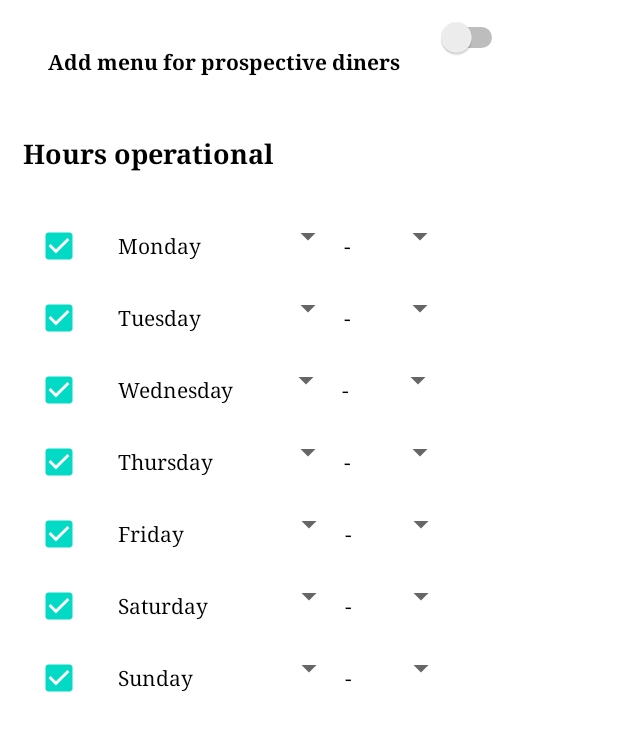
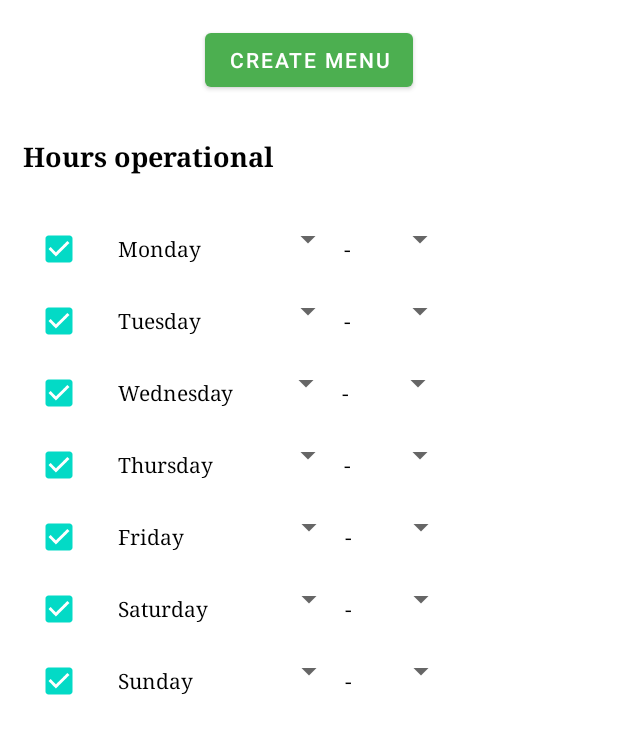
Before and after one commit to Build-Week-FoodTruck-TrackR/AND, an Android app: the fragment FoodtruckCreationScreen placed in its activity, after a tap on "SAVE", on a phone screen of 412 x 824 dp, the part 458-1212 px from its top. Run offline under Robolectric (Android 15) with nearby library versions, the phone set to English and light mode, and no system bars; our stand-ins replace CircleImageView.

Commit message:
awesome progress so far on vendor screens

```diff
--- a/Foodtruck/app/src/main/java/com/example/foodtruck/data/source/local/model/Menu.kt
+++ b/Foodtruck/app/src/main/java/com/example/foodtruck/data/source/local/model/Menu.kt
@@ -1,5 +1,7 @@
 package com.example.foodtruck.data.source.local.model
 
-class Menu(val menuItemList: MutableList<FoodItem>)
+import java.io.Serializable
 
-class FoodItem(val price: Double, val foodName: String, var foodDescription: String? = null)
+class Menu(val menuItemList: MutableList<FoodItem>) : Serializable
+
+class FoodItem(val price: Double, val foodName: String, var foodDescription: String? = null): Serializable
--- a/Foodtruck/app/src/main/java/com/example/foodtruck/ui/vendor/fragments/FoodtruckCreationScreen.kt
+++ b/Foodtruck/app/src/main/java/com/example/foodtruck/ui/vendor/fragments/FoodtruckCreationScreen.kt
@@ -3,7 +3,6 @@ package com.example.foodtruck.ui.vendor.fragments
 import android.app.Dialog
 import android.content.Context
 import android.os.Bundle
-import android.util.Log
 import android.view.*
 import android.widget.CheckBox
 import androidx.appcompat.widget.Toolbar
@@ -12,15 +11,88 @@ import com.example.foodtruck.R
 import com.example.foodtruck.data.source.local.model.Foodtruck
 import com.example.foodtruck.data.source.local.model.Menu
 import com.example.foodtruck.util.createAlert
+import com.example.foodtruck.util.setVisibilityToGone
+import com.example.foodtruck.util.setVisibilityToVisible
 import kotlinx.android.synthetic.main.fullscreen_dialog_foodtruck_creation.*
 
 class FoodtruckCreationScreen: DialogFragment(), Toolbar.OnMenuItemClickListener, MenuCreationScreen.MenuItemReceiver {
 
     private lateinit var listener: FoodtruckReceiver
-    private var myMenu: Menu? = null
+    private var createdMenu: Menu? = null
 
     interface FoodtruckReceiver{
         fun receiveFoodtruck(foodtruck: Foodtruck)
+    }
+
+    override fun receivePotentialMenu(menu: Menu?) {
+        menu?.let{
+            createdMenu = it
+            //successfully created a new menu, hide create button, show view and delete buttons
+            btn_create_menu.setVisibilityToGone()
+            btn_edit_menu.setVisibilityToVisible()
+            btn_delete_menu.setVisibilityToVisible()
+        }
+    }
+
+    override fun onViewCreated(view: View, savedInstanceState: Bundle?) {
+        super.onViewCreated(view, savedInstanceState)
+
+        top_toolbar.setNavigationOnClickListener {
+            context!!.createAlert({d, i -> dismiss() }, {d, i-> }).show() //stay on the fragment
+        }
+
+        top_toolbar.setOnMenuItemClickListener(this)
+
+        btn_create_menu.setOnClickListener {
+            val m = MenuCreationScreen()
+            m.listener = this
+            m.show(fragmentManager!!, "menu creation")
+        }
+
+        btn_delete_menu.setOnClickListener {
+            //Are you sure you are deleting the menu?
+            context!!.createAlert({d, i -> createdMenu = null
+                                    btn_create_menu.setVisibilityToVisible()
+                                    btn_edit_menu.setVisibilityToGone()}, { d, i-> }).show()
+        }
+
+        btn_edit_menu.setOnClickListener {
+            //we definitely have a menu, that we can load into the menu creation screen
+            val m = MenuCreationScreen()
+            m.listener = this
+            val bundle = Bundle()
+            bundle.putSerializable("menu_edit", createdMenu)
+            m.arguments = bundle
+            m.show(fragmentManager!!, "edit menu")
+        }
+    }
+
+    override fun onMenuItemClick(item: MenuItem?): Boolean {
+        val foodtruckName = et_foodtruck_name.text.toString()
+        val foodtruckModel = et_foodtruck_model.text.toString()
+        val mondayCheckbox = grid_layout.findViewById<CheckBox>(R.id.checkbox_monday)
+        val tuesdayCheckbox = grid_layout.findViewById<CheckBox>(R.id.checkbox_tuesday)
+        val wednesdayCheckbox = grid_layout.findViewById<CheckBox>(R.id.checkbox_wednesday)
+        val thursdayCheckbox = grid_layout.findViewById<CheckBox>(R.id.checkbox_thursday)
+        val fridayCheckbox = grid_layout.findViewById<CheckBox>(R.id.checkbox_friday)
+        val saturdayCheckbox = grid_layout.findViewById<CheckBox>(R.id.checkbox_saturday)
+        val sundayCheckbox = grid_layout.findViewById<CheckBox>(R.id.checkbox_sunday)
+
+        if(foodtruckName == ""){
+            textInputLayout.error = "Food truck must have a name."
+        }
+
+        if(foodtruckModel == ""){
+            text_input_truck_model.error = "Food truck must have a model."
+        }
+
+        if(foodtruckName != "" && foodtruckModel != ""){
+            //pass this data back to the activity
+            val foodtruck = Foodtruck(foodtruckName, foodtruckModel, 0.0, 0.0)
+            listener.receiveFoodtruck(foodtruck)
+            dismiss()
+        }
+        return false
     }
 
     override fun onCreate(savedInstanceState: Bundle?) {
@@ -53,55 +125,4 @@ class FoodtruckCreationScreen: DialogFragment(), Toolbar.OnMenuItemClickListener
         return view
     }
 
-    override fun onViewCreated(view: View, savedInstanceState: Bundle?) {
-        super.onViewCreated(view, savedInstanceState)
-
-        top_toolbar.setNavigationOnClickListener {
-            context!!.createAlert({d, i -> dismiss() }, {d, i-> }, "YES", "NO","Are you sure you want to cancel?\nYour changes will not be saved.").show() //stay on the fragment
-        }
-
-        top_toolbar.setOnMenuItemClickListener(this)
-
-        switch_menu.setOnCheckedChangeListener { compoundButton, bool ->
-            if(bool){
-                val m = MenuCreationScreen()
-                m.listener = this
-                m.show(fragmentManager!!, "menu creation")
-            } else{
-
-            }
-        }
-    }
-
-    override fun onMenuItemClick(item: MenuItem?): Boolean {
-        val foodtruckName = et_foodtruck_name.text.toString()
-        val foodtruckModel = et_foodtruck_model.text.toString()
-        val mondayCheckbox = grid_layout.findViewById<CheckBox>(R.id.checkbox_monday)
-        val tuesdayCheckbox = grid_layout.findViewById<CheckBox>(R.id.checkbox_tuesday)
-        val wednesdayCheckbox = grid_layout.findViewById<CheckBox>(R.id.checkbox_wednesday)
-        val thursdayCheckbox = grid_layout.findViewById<CheckBox>(R.id.checkbox_thursday)
-        val fridayCheckbox = grid_layout.findViewById<CheckBox>(R.id.checkbox_friday)
-        val saturdayCheckbox = grid_layout.findViewById<CheckBox>(R.id.checkbox_saturday)
-        val sundayCheckbox = grid_layout.findViewById<CheckBox>(R.id.checkbox_sunday)
-
-        if(foodtruckName == ""){
-            textInputLayout.error = "Food truck must have a name."
-        }
-
-        if(foodtruckModel == ""){
-            text_input_truck_model.error = "Food truck must have a model."
-        }
-
-        if(foodtruckName != "" && foodtruckModel != ""){
-            //pass this data back to the activity
-            val foodtruck = Foodtruck(foodtruckName, foodtruckModel, 0.0, 0.0, myMenu)
-            listener.receiveFoodtruck(foodtruck)
-            dismiss()
-        }
-        return false
-    }
-
-    override fun receiveMenu(menu: Menu) {
-        Log.i("RECEIVE", "MENU")
-    }
 }
--- a/Foodtruck/app/src/main/java/com/example/foodtruck/util/Extensions.kt
+++ b/Foodtruck/app/src/main/java/com/example/foodtruck/util/Extensions.kt
@@ -13,9 +13,9 @@ import com.google.android.material.textfield.TextInputEditText
 fun Context.createAlert(
     positiveListener: (DialogInterface, Int) -> Unit,
     negativeListener: (DialogInterface, Int) -> Unit,
-    positiveButtonText: String,
-    negativeButtonText: String,
-    message: String? = null,
+    message: String? = "Are you sure you want to cancel?\nData may be lost.",
+    positiveButtonText: String = "YES",
+    negativeButtonText: String = "NO",
     view: View? = null
 ) : AlertDialog {
     val a = AlertDialog.Builder(this)
--- a/Foodtruck/app/src/main/res/layout/fullscreen_dialog_foodtruck_creation.xml
+++ b/Foodtruck/app/src/main/res/layout/fullscreen_dialog_foodtruck_creation.xml
@@ -92,46 +92,55 @@
 
         </com.google.android.material.textfield.TextInputLayout>
 
-        <TextView
-            android:id="@+id/tv_add_menu"
-            style="@style/HeaderTextStyle"
+        <com.google.android.material.button.MaterialButton
+            android:id="@+id/btn_create_menu"
+            android:text="Create Menu"
             android:layout_width="wrap_content"
             android:layout_height="wrap_content"
             android:layout_marginTop="16dp"
-            android:padding="15dp"
-            android:text="@string/add_menu_to_food_truck"
-            android:textColor="#000"
             app:layout_constraintEnd_toEndOf="parent"
-            app:layout_constraintHorizontal_bias="0.113"
             app:layout_constraintStart_toStartOf="parent"
             app:layout_constraintTop_toBottomOf="@id/text_input_truck_model" />
 
-        <Switch
-            android:id="@+id/switch_menu"
+        <com.google.android.material.button.MaterialButton
+            android:id="@+id/btn_edit_menu"
             android:layout_width="wrap_content"
             android:layout_height="wrap_content"
-            android:layout_marginTop="88dp"
-            app:layout_constraintBottom_toBottomOf="parent"
+            android:layout_marginTop="16dp"
+            android:text="Edit menu"
+            android:visibility="gone"
             app:layout_constraintEnd_toEndOf="parent"
-            app:layout_constraintHorizontal_bias="0.798"
+            app:layout_constraintHorizontal_bias="0.274"
             app:layout_constraintStart_toStartOf="parent"
-            app:layout_constraintTop_toTopOf="parent"
-            app:layout_constraintVertical_bias="0.336" />
+            app:layout_constraintTop_toBottomOf="@id/text_input_truck_model" />
+
+        <com.google.android.material.button.MaterialButton
+            android:id="@+id/btn_delete_menu"
+            android:layout_width="wrap_content"
+            android:layout_height="wrap_content"
+            android:layout_marginTop="16dp"
+            android:backgroundTint="#F00"
+            android:text="Delete menu"
+            android:visibility="gone"
+            app:layout_constraintEnd_toEndOf="parent"
+            app:layout_constraintHorizontal_bias="0.776"
+            app:layout_constraintStart_toStartOf="parent"
+            app:layout_constraintTop_toBottomOf="@id/text_input_truck_model" />
 
         <TextView
             android:id="@+id/tv_operational_hours"
             style="@style/HeaderTextStyle"
             android:layout_width="wrap_content"
             android:layout_height="wrap_content"
+            android:layout_marginTop="92dp"
             android:paddingStart="15dp"
-            android:layout_marginTop="24dp"
             android:text="@string/hours_operational"
             android:textColor="#000"
             android:textSize="18sp"
             app:layout_constraintEnd_toEndOf="parent"
             app:layout_constraintHorizontal_bias="0.0"
             app:layout_constraintStart_toStartOf="parent"
-            app:layout_constraintTop_toBottomOf="@id/tv_add_menu" />
+            app:layout_constraintTop_toBottomOf="@+id/text_input_truck_model" />
 
         <include
             android:id="@+id/grid_layout"
```
Also changed, not shown: Foodtruck/app/src/main/java/com/example/foodtruck/ui/vendor/fragments/MenuCreationScreen.kt (+54 -13 lines).
